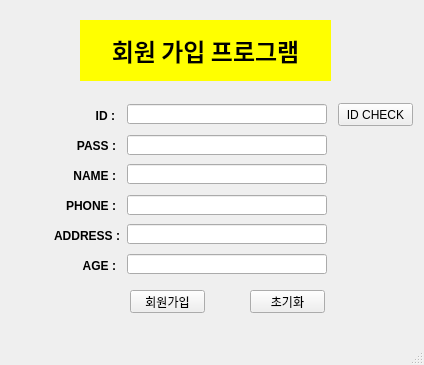
Above: ui/join.ui from oopoo123/MySQL before the change. Below: the same form after it.
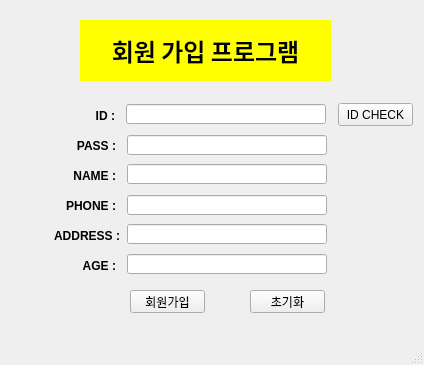
That is the form after the change.

Commit message: 로그인 기능 추가

```diff
--- a/ui/join.ui
+++ b/ui/join.ui
@@ -66,7 +66,7 @@
    <widget class="QLineEdit" name="memberid_edit">
     <property name="geometry">
      <rect>
-      <x>127</x>
+      <x>126</x>
       <y>104</y>
       <width>200</width>
       <height>20</height>
```
The commit also changes 2 other files.
